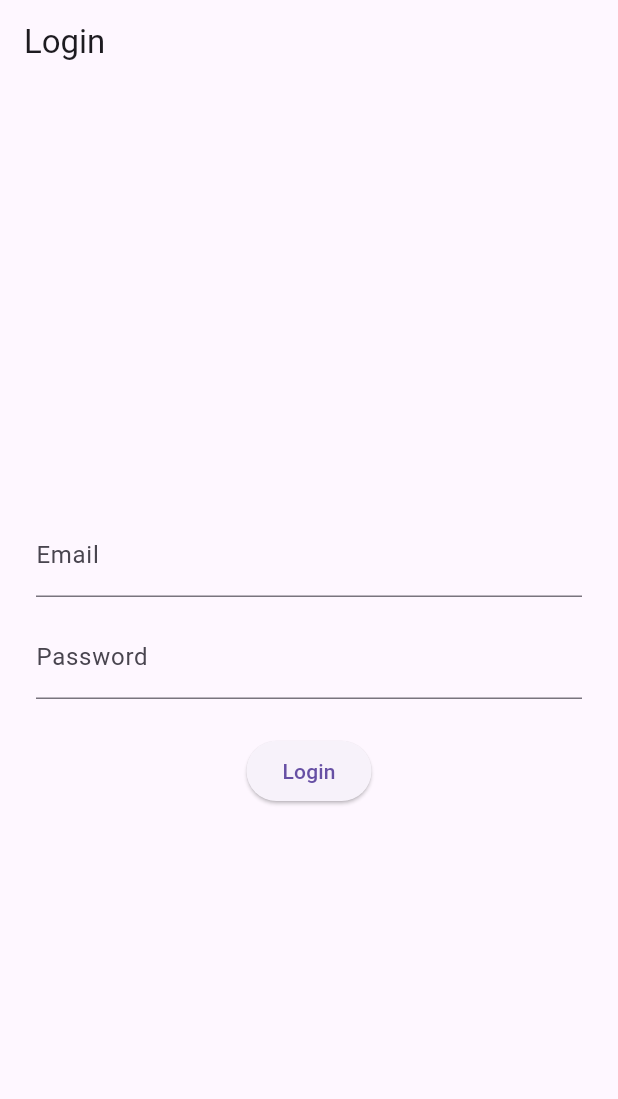
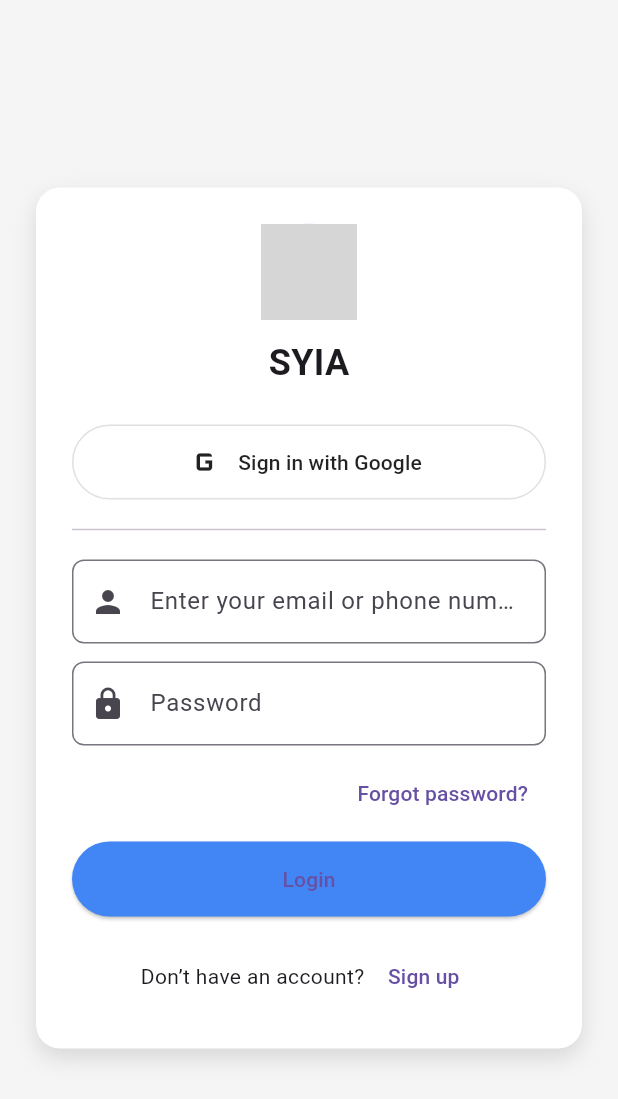
Before and after one commit to anish-manibharathi/flutter-mobile-deploy, a Flutter app: the screen it shows after launch, after a tap on "Login", on a phone screen of 412 x 824 dp. Shown: the top 1099 px of the screen. Run offline on Flutter 3.47's test engine with Material 3 defaults, Android fonts, the phone set to English and light mode, and no system bars; grey boxes are pictures that could not be loaded.

Commit message:
mobile login page

```diff
--- a/lib/main.dart
+++ b/lib/main.dart
@@ -1,56 +1,133 @@
 import 'package:flutter/material.dart';
 
 void main() {
-  runApp(MyApp());
+  runApp(const MyApp());
 }
 
 class MyApp extends StatelessWidget {
+  const MyApp({super.key});
+
   @override
   Widget build(BuildContext context) {
     return MaterialApp(
-      title: 'Login Demo',
+      title: 'SYIA Login',
+      debugShowCheckedModeBanner: false,
       theme: ThemeData(
         primarySwatch: Colors.blue,
       ),
-      home: LoginPage(),
+      home: const LoginScreen(),
     );
   }
 }
 
-class LoginPage extends StatelessWidget {
-  final emailController = TextEditingController();
-  final passwordController = TextEditingController();
+class LoginScreen extends StatelessWidget {
+  const LoginScreen({super.key});
 
   @override
   Widget build(BuildContext context) {
     return Scaffold(
-      appBar: AppBar(title: Text('Login')),
-      body: Padding(
-        padding: const EdgeInsets.all(24.0),
-        child: Column(
-          mainAxisAlignment: MainAxisAlignment.center,
-          children: [
-            TextField(
-              controller: emailController,
-              decoration: InputDecoration(labelText: 'Email'),
+      backgroundColor: const Color(0xFFF5F5F5),
+      body: Center(
+        child: SingleChildScrollView(
+          child: Container(
+            padding: const EdgeInsets.all(24),
+            margin: const EdgeInsets.symmetric(horizontal: 24),
+            decoration: BoxDecoration(
+              color: Colors.white,
+              borderRadius: BorderRadius.circular(16),
+              boxShadow: const [
+                BoxShadow(
+                  color: Colors.black12,
+                  blurRadius: 12,
+                  offset: Offset(0, 6),
+                ),
+              ],
             ),
-            SizedBox(height: 12),
-            TextField(
-              controller: passwordController,
-              obscureText: true,
-              decoration: InputDecoration(labelText: 'Password'),
+            child: Column(
+              mainAxisSize: MainAxisSize.min,
+              children: [
+                const CircleAvatar(
+                  radius: 32,
+                  backgroundImage: AssetImage('assets/syia_logo.png'), // Replace with your logo
+                ),
+                const SizedBox(height: 12),
+                const Text(
+                  'SYIA',
+                  style: TextStyle(fontSize: 24, fontWeight: FontWeight.bold),
+                ),
+                const SizedBox(height: 24),
+
+                ElevatedButton.icon(
+                  onPressed: () {},
+                  icon: const Icon(Icons.g_mobiledata, size: 28),
+                  label: const Text('Sign in with Google'),
+                  style: ElevatedButton.styleFrom(
+                    backgroundColor: Colors.white,
+                    foregroundColor: Colors.black87,
+                    side: const BorderSide(color: Colors.black12),
+                    minimumSize: const Size(double.infinity, 50),
+                    elevation: 0,
+                  ),
+                ),
+
+                const SizedBox(height: 12),
+                const Divider(),
+                const SizedBox(height: 12),
+
+                TextField(
+                  decoration: InputDecoration(
+                    hintText: 'Enter your email or phone number',
+                    prefixIcon: const Icon(Icons.person),
+                    border: OutlineInputBorder(
+                      borderRadius: BorderRadius.circular(8),
+                    ),
+                  ),
+                ),
+                const SizedBox(height: 12),
+                TextField(
+                  obscureText: true,
+                  decoration: InputDecoration(
+                    hintText: 'Password',
+                    prefixIcon: const Icon(Icons.lock),
+                    border: OutlineInputBorder(
+                      borderRadius: BorderRadius.circular(8),
+                    ),
+                  ),
+                ),
+                const SizedBox(height: 8),
+
+                Align(
+                  alignment: Alignment.centerRight,
+                  child: TextButton(
+                    onPressed: () {},
+                    child: const Text('Forgot password?'),
+                  ),
+                ),
+
+                const SizedBox(height: 8),
+                ElevatedButton(
+                  onPressed: () {},
+                  style: ElevatedButton.styleFrom(
+                    backgroundColor: const Color(0xFF4285F4),
+                    minimumSize: const Size(double.infinity, 50),
+                  ),
+                  child: const Text('Login'),
+                ),
+
+                const SizedBox(height: 16),
+                Row(
+                  mainAxisAlignment: MainAxisAlignment.center,
+                  children: [
+                    const Text("Don’t have an account? "),
+                    TextButton(
+                      onPressed: () {},
+                      child: const Text('Sign up'),
+                    ),
+                  ],
+                ),
+              ],
             ),
-            SizedBox(height: 24),
-            ElevatedButton(
-              onPressed: () {
-                // Dummy logic
-                final email = emailController.text;
-                final password = passwordController.text;
-                print('Email: $email, Password: $password');
-              },
-              child: Text('Login'),
-            ),
-          ],
+          ),
         ),
       ),
     );
```
